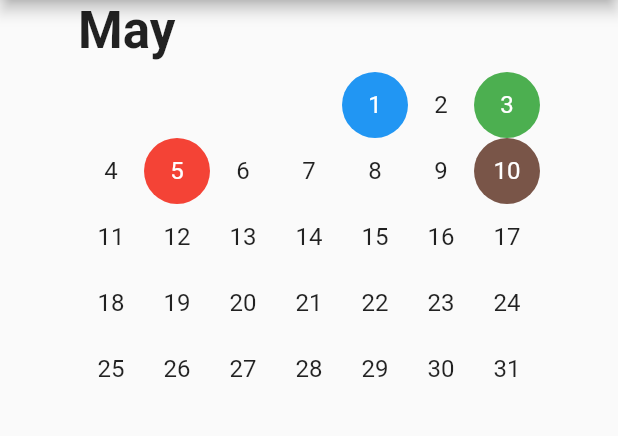
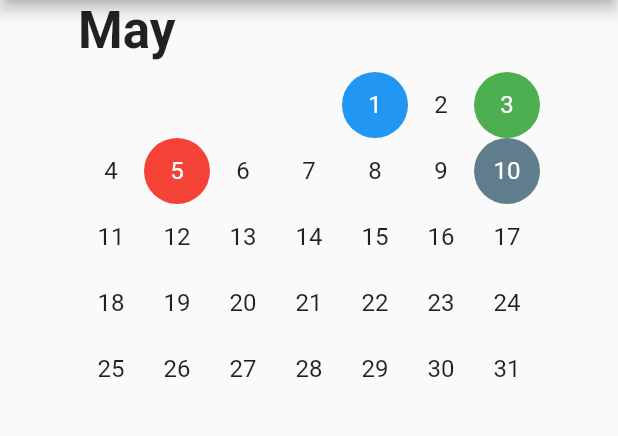
Before and after one commit to Blocship/star_book, a Flutter app: the screen it shows after launch, on a phone screen of 412 x 824 dp, the part 84-520 px from its top. Run offline on Flutter 3.47's test engine with Material 2 defaults, Android fonts, the phone set to English and light mode, and no system bars.

Commit message:
working a bit

```diff
--- a/lib/main.dart
+++ b/lib/main.dart
@@ -1,6 +1,8 @@
 import 'package:flutter/material.dart';
 import 'package:star_book/models/day.dart';
-import 'package:star_book/month_view.dart';
+import 'package:star_book/widgets/day.dart';
+import 'package:star_book/widgets/month.dart';
+// import 'package:star_book/widgets/month.dart';
 
 void main() => runApp(MyApp());
 
@@ -20,19 +22,18 @@ class MyHomePage extends StatefulWidget {
 }
 
 class _MyHomePageState extends State<MyHomePage> {
-  List<DateTime> getHighlightedDates() {
-    return [DateTime(2020, 5, 1), DateTime(2020, 5, 3)];
-    // List<DateTime>.generate(
-    //   10,
-    //   (int index) => DateTime.now().add(Duration(days: 1 * (index + 1))),
-    // );
+  List<Day> highlightedDays = [
+    new Day(day: 1, color: Colors.blue),
+    new Day(day: 3, color: Colors.green),
+    new Day(day: 5, color: Colors.red),
+  ];
+
+  onDayPressed(Day day) {
+    highlightedDays.removeWhere((d) => d.day == day.day);
+    setState(() {
+      highlightedDays.add(Day(day: day.day, color: Colors.brown));
+    });
   }
-
-  List<Day> highlighted_days = [
-    new Day(date: DateTime(2020, 5, 1), color: Colors.blue),
-    new Day(date: DateTime(2020, 5, 3), color: Colors.green),
-    new Day(date: DateTime(2020, 5, 5), color: Colors.red),
-  ];
 
   @override
   Widget build(BuildContext context) {
@@ -41,15 +42,23 @@ class _MyHomePageState extends State<MyHomePage> {
         title: const Text('StarBook'),
       ),
       body: Center(
-          child: MonthView(
-        context: context,
-        year: 2020,
-        month: 5,
-        padding: 0,
-        currentDateColor: Colors.brown,
-        highlightedDates: highlighted_days,
-        highlightedDateColor: Colors.blue,
-      )),
+        child: MonthWidget(
+          context: context,
+          year: 2020,
+          month: 5,
+          currentDateColor: Colors.blueGrey,
+          highlightedDates: highlightedDays,
+          onDayPressed: onDayPressed,
+        ),
+      ),
     );
   }
 }
+
+// Column(
+//               children: highlightedDays.map((Day d) {
+//         return DayWidget(
+//           day: d,
+//           onDayPressed: onDayPressed,
+//         );
+//       }).toList())
--- a/lib/models/day.dart
+++ b/lib/models/day.dart
@@ -1,9 +1,14 @@
 import 'package:flutter/material.dart';
 
 class Day {
-  DateTime date;
+  int day;
   Color color;
   String tag;
 
-  Day({this.date, this.color});
+  Day({this.day, this.color});
+
+  @override
+  bool operator ==(other) {
+    return this.day == other.day;
+  }
 }
--- a/lib/utils/screen_sizes.dart
+++ b/lib/utils/screen_sizes.dart
@@ -18,7 +18,7 @@ ScreenSizes screenSize(BuildContext context) {
 }
 
 /// Gets the size of the day number widget.
-double getDayNumberSize(BuildContext context) {
+double getDayWidgetSize(BuildContext context) {
   return screenSize(context) == ScreenSizes.small ? 40.0 : 44.0;
 }
 
@@ -27,7 +27,7 @@ double getMonthViewHeight(BuildContext context) {
   const double padding = 8.0;
   const double titleHeight = 21.0;
 
-  return (2 * padding) + titleHeight + 8.0 + (6 * getDayNumberSize(context));
+  return (2 * padding) + titleHeight + 8.0 + (6 * getDayWidgetSize(context));
 }
 
 /// Gets the vertical space that one year view takes up.
@@ -42,5 +42,5 @@ double getYearViewHeight(BuildContext context) {
       titleHeight +
       8.0 +
       dividerHeight +
-      (4 * getMonthViewHeight(context) - getDayNumberSize(context));
+      (4 * getMonthViewHeight(context) - getDayWidgetSize(context));
 }
--- a/lib/day_number.dart
+++ b/lib/widgets/day.dart
@@ -1,26 +1,27 @@
 import 'package:flutter/material.dart';
+import 'package:star_book/models/day.dart';
 import 'package:star_book/utils/screen_sizes.dart';
 
-class DayNumber extends StatelessWidget {
-  DayNumber({
-    @required this.day,
-    this.color,
-  });
+class DayWidget extends StatelessWidget {
+  DayWidget({@required this.day, this.onDayPressed});
 
-  final int day;
-  final Color color;
+  final Day day;
+  final Function onDayPressed;
   // String diary_text or tag for now,
 
   @override
   Widget build(BuildContext context) {
-    final double size = getDayNumberSize(context);
+    final double size = 44;
+    final int _day = this.day.day;
+    final Color _color = this.day.color;
+
     return Container(
       width: size,
       height: size,
       alignment: Alignment.center,
-      decoration: color != null
+      decoration: _color != null
           ? BoxDecoration(
-              color: color,
+              color: _color,
               borderRadius: BorderRadius.circular(size / 2),
             )
           : null,
@@ -29,12 +30,14 @@ class DayNumber extends StatelessWidget {
         height: double.infinity,
         child: FlatButton(
           padding: EdgeInsets.all(0),
-          onPressed: () {},
+          onPressed: () {
+            onDayPressed(day);
+          },
           child: Text(
-            day < 1 ? '' : day.toString(),
+            _day < 1 ? '' : _day.toString(),
             textAlign: TextAlign.center,
             style: TextStyle(
-              color: color != null ? Colors.white : Colors.black87,
+              color: day.color != null ? Colors.white : Colors.black87,
               fontSize: screenSize(context) == ScreenSizes.small ? 16.0 : 16.0,
               fontWeight: FontWeight.normal,
             ),
--- a/lib/month_view.dart
+++ b/lib/widgets/month.dart
@@ -2,40 +2,32 @@ import 'package:flutter/material.dart';
 import 'package:star_book/models/day.dart';
 import 'package:star_book/utils/dates.dart';
 import 'package:star_book/utils/screen_sizes.dart';
-import 'package:star_book/month_title.dart';
-import 'package:star_book/day_number.dart';
+import 'package:star_book/widgets/day.dart';
+import 'package:star_book/widgets/month_title.dart';
 
-class MonthView extends StatelessWidget {
-  const MonthView({
-    @required this.context,
-    @required this.year,
-    @required this.month,
-    @required this.padding,
-    @required this.currentDateColor,
-    this.highlightedDates,
-    this.highlightedDateColor,
-    this.monthNames,
-    this.onMonthTap,
-  });
+class MonthWidget extends StatelessWidget {
+  MonthWidget(
+      {@required this.context,
+      @required this.year,
+      @required this.month,
+      @required this.currentDateColor,
+      this.highlightedDates,
+      this.onDayPressed});
 
   final BuildContext context;
   final int year;
   final int month;
-  final double padding;
   final Color currentDateColor;
   final List<Day> highlightedDates;
-  final Color highlightedDateColor;
-  final List<String> monthNames;
-  final Function onMonthTap;
+  final Function onDayPressed;
 
-  Color getDayNumberColor(DateTime date) {
+  Color getDayWidgetColor(DateTime date) {
     Color color;
     if (isCurrentDate(date)) {
       color = currentDateColor;
     } else if (highlightedDates != null) {
       highlightedDates.any((Day highlightedDate) {
-        if (date.isAtSameMomentAs(DateTime(highlightedDate.date.year,
-            highlightedDate.date.month, highlightedDate.date.day))) {
+        if (date.isAtSameMomentAs(DateTime(year, month, highlightedDate.day))) {
           color = highlightedDate.color;
           return true;
         } else {
@@ -49,7 +41,7 @@ class MonthView extends StatelessWidget {
 
   Widget buildMonthDays(BuildContext context) {
     final List<Row> dayRows = <Row>[];
-    final List<DayNumber> dayRowChildren = <DayNumber>[];
+    final List<DayWidget> dayRowChildren = <DayWidget>[];
 
     final int daysInMonth = getDaysInMonth(year, month);
     final int firstWeekdayOfMonth = DateTime(year, month, 1).weekday;
@@ -57,13 +49,13 @@ class MonthView extends StatelessWidget {
     for (int day = 2 - firstWeekdayOfMonth; day <= daysInMonth; day++) {
       Color color;
       if (day > 0) {
-        color = getDayNumberColor(DateTime(year, month, day));
+        color = getDayWidgetColor(DateTime(year, month, day));
       }
 
       dayRowChildren.add(
-        DayNumber(
-          day: day,
-          color: color,
+        DayWidget(
+          day: Day(day: day, color: color),
+          onDayPressed: onDayPressed,
         ),
       );
 
@@ -71,7 +63,7 @@ class MonthView extends StatelessWidget {
           day == daysInMonth) {
         dayRows.add(
           Row(
-            children: List<DayNumber>.from(dayRowChildren),
+            children: List<DayWidget>.from(dayRowChildren),
           ),
         );
         dayRowChildren.clear();
@@ -84,16 +76,16 @@ class MonthView extends StatelessWidget {
     );
   }
 
-  Widget buildMonthView(BuildContext context) {
+  Widget buildMonthWidget(BuildContext context) {
     return Container(
-      width: 7 * getDayNumberSize(context),
-      margin: EdgeInsets.all(padding),
+      width: 7 * getDayWidgetSize(context),
+      margin: EdgeInsets.zero,
       child: Column(
         crossAxisAlignment: CrossAxisAlignment.start,
         children: <Widget>[
           MonthTitle(
             month: month,
-            monthNames: monthNames,
+            monthNames: null,
           ),
           Container(
             margin: const EdgeInsets.only(top: 8.0),
@@ -106,14 +98,8 @@ class MonthView extends StatelessWidget {
 
   @override
   Widget build(BuildContext context) {
-    return onMonthTap == null
-        ? Container(
-            child: buildMonthView(context),
-          )
-        : FlatButton(
-            onPressed: () => this.onMonthTap(year, month),
-            padding: const EdgeInsets.all(0.0),
-            child: buildMonthView(context),
-          );
+    return Container(
+      child: buildMonthWidget(context),
+    );
   }
 }
```
Also changed, not shown: lib/scrolling_years_calendar.dart (deleted, +0 -85 lines), lib/utils/dates.dart (+5 -5 lines), lib/year_title.dart (deleted, +0 -21 lines), lib/year_view.dart (deleted, +0 -99 lines), lib/widgets/month_title.dart (renamed from lib/month_title.dart).
